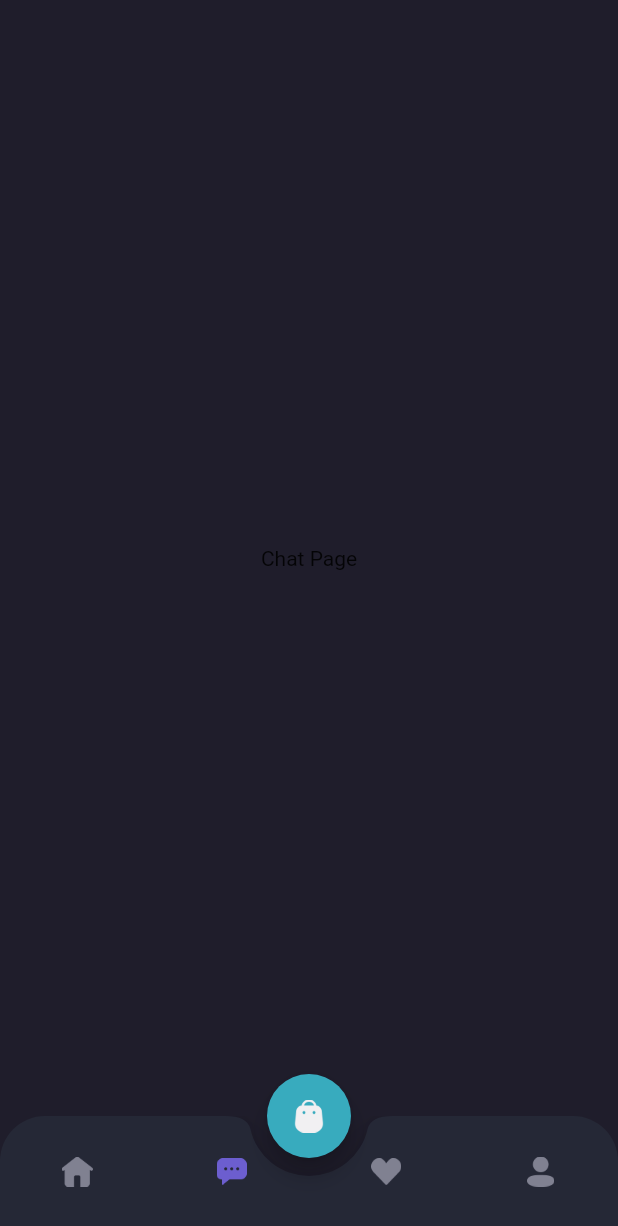
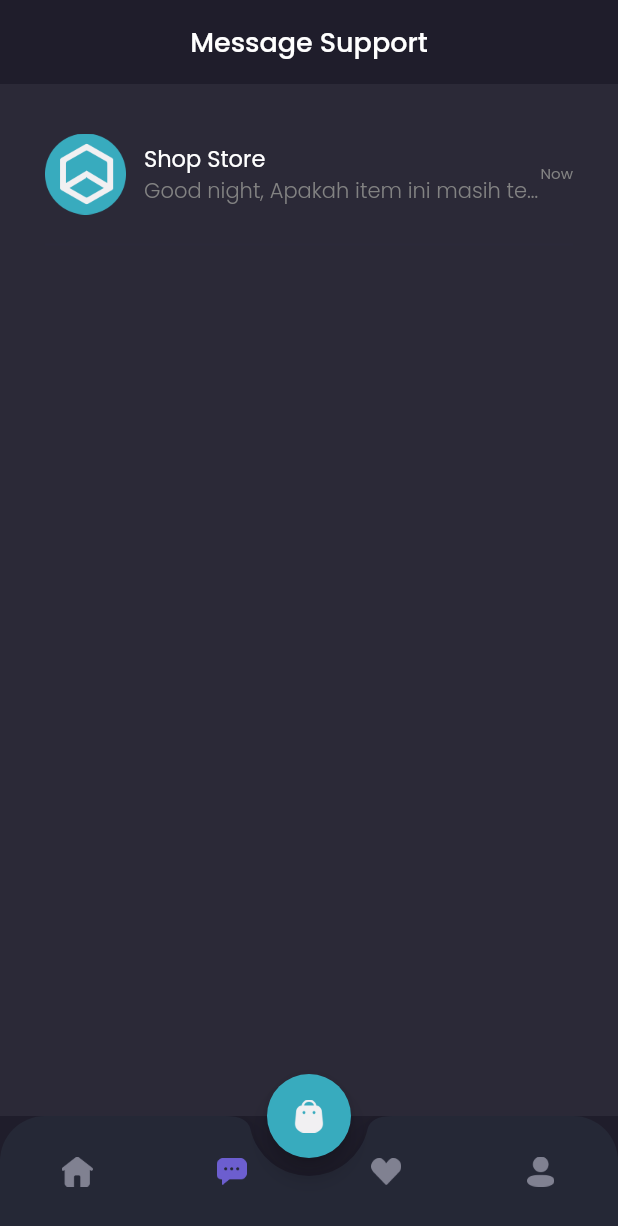
Before and after one commit to darmariduan/shamo-mobile, a Flutter app: the MainPage screen opened by its route, item 2 of the bottom bar chosen, on a phone screen of 412 x 824 dp. Shown: the top 1226 px of the screen. Run offline on Flutter 3.47's test engine with Material 3 defaults, Android fonts, the phone set to English and light mode, and no system bars; our stand-ins replace google_fonts.

Commit message:
18-Chat Page Bagian Content

```diff
--- a/lib/pages/home/chat_page.dart
+++ b/lib/pages/home/chat_page.dart
@@ -1,12 +1,112 @@
 import 'package:flutter/material.dart';
+import 'package:shamo/theme.dart';
+import 'package:shamo/widgets/chat_tile.dart';
 
 class ChatPage extends StatelessWidget {
   const ChatPage({super.key});
 
   @override
   Widget build(BuildContext context) {
-    return const Center(
-      child: Text('Chat Page'),
+    Widget header() {
+      return AppBar(
+        backgroundColor: backgroundColor1,
+        centerTitle: true,
+        title: Text(
+          'Message Support',
+          style: primaryTextStyle.copyWith(
+            fontSize: 18,
+            fontWeight: medium,
+          ),
+        ),
+        elevation: 0,
+        automaticallyImplyLeading: false,
+      );
+    }
+
+    Widget emptychat() {
+      return Expanded(
+        child: Container(
+          width: double.infinity,
+          color: backgroundColor2,
+          child: Column(
+            mainAxisAlignment: MainAxisAlignment.center,
+            children: [
+              Image.asset(
+                'assets/icon_headset.png',
+                width: 80,
+              ),
+              SizedBox(
+                height: 20,
+              ),
+              Text(
+                'Opss no message yet?',
+                style: primaryTextStyle.copyWith(
+                  fontSize: 16,
+                  fontWeight: medium,
+                ),
+              ),
+              SizedBox(
+                height: 12,
+              ),
+              Text(
+                'You have never done a transaction',
+                style: secondaryTextStyle,
+              ),
+              SizedBox(
+                height: 20,
+              ),
+              Container(
+                height: 44,
+                child: TextButton(
+                  onPressed: () {},
+                  style: TextButton.styleFrom(
+                    padding: EdgeInsets.symmetric(
+                      horizontal: 24,
+                      vertical: 12,
+                    ),
+                    backgroundColor: primaryColor,
+                    shape: RoundedRectangleBorder(
+                      borderRadius: BorderRadius.circular(12),
+                    ),
+                  ),
+                  child: Text(
+                    'Explore Store',
+                    style: primaryTextStyle.copyWith(
+                      fontSize: 16,
+                      fontWeight: medium,
+                    ),
+                  ),
+                ),
+              ),
+            ],
+          ),
+        ),
+      );
+    }
+
+    Widget content() {
+      return Expanded(
+        child: Container(
+          width: double.infinity,
+          color: backgroundColor2,
+          child: ListView(
+            padding: EdgeInsets.symmetric(
+              horizontal: defaultMargin,
+            ),
+            children: [
+              ChatTile(),
+            ],
+          ),
+        ),
+      );
+    }
+
+    return Column(
+      children: [
+        header(),
+        // emptychat(),
+        content(),
+      ],
     );
   }
 }
--- /dev/null
+++ b/lib/widgets/chat_tile.dart
@@ -0,0 +1,57 @@
+import 'package:flutter/material.dart';
+import 'package:shamo/theme.dart';
+
+class ChatTile extends StatelessWidget {
+  const ChatTile({super.key});
+
+  @override
+  Widget build(BuildContext context) {
+    return Container(
+      margin: EdgeInsets.only(top: 33),
+      child: Column(
+        children: [
+          Row(
+            children: [
+              Image.asset(
+                'assets/image_shop_logo.png',
+                width: 54,
+              ),
+              SizedBox(
+                width: 12,
+              ),
+              Expanded(
+                child: Column(
+                  crossAxisAlignment: CrossAxisAlignment.start,
+                  children: [
+                    Text(
+                      'Shop Store',
+                      style: primaryTextStyle.copyWith(
+                        fontSize: 15,
+                      ),
+                    ),
+                    Text(
+                      'Good night, Apakah item ini masih tersedia untuk dibeli ?',
+                      overflow: TextOverflow.ellipsis,
+                      style: secondaryTextStyle.copyWith(fontWeight: light),
+                    ),
+                  ],
+                ),
+              ),
+              Text(
+                'Now',
+                style: secondaryTextStyle.copyWith(fontSize: 10),
+              ),
+            ],
+          ),
+          SizedBox(
+            height: 12,
+          ),
+          Divider(
+            thickness: 1,
+            color: Color(0xff2B2939),
+          ),
+        ],
+      ),
+    );
+  }
+}
```
